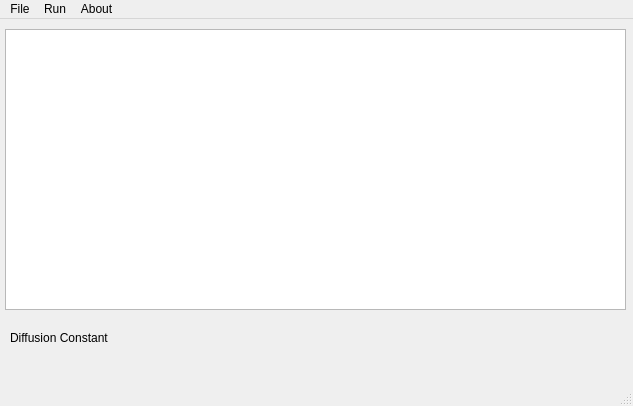
This is mainwindow.ui in jonbramble/qt-frap-tool as Qt 5 draws it before an edit. The edited form follows.
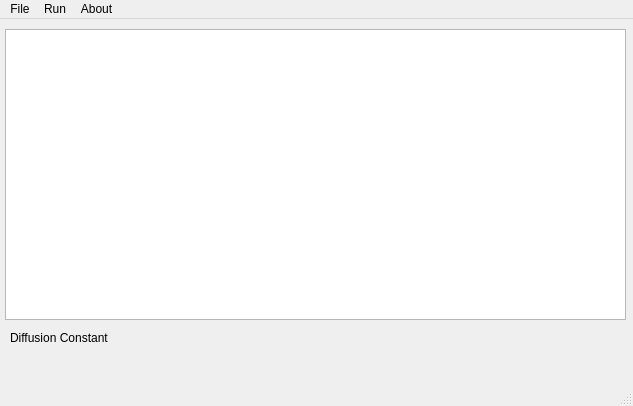
This is the edited form.

```diff
--- a/mainwindow.ui
+++ b/mainwindow.ui
@@ -20,7 +20,7 @@
       <x>5</x>
       <y>10</y>
       <width>621</width>
-      <height>281</height>
+      <height>291</height>
      </rect>
     </property>
    </widget>
```
